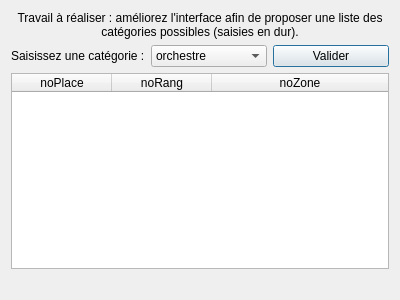
Old version of the form Theatre_Project/gui/fct_comp_2.ui in the repository ALLian96/Projet2018BD.
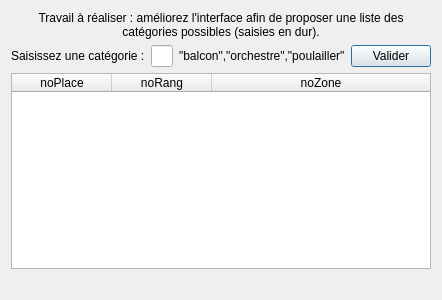
New version of the form.

What changed in the file:
```diff
--- a/Theatre_Project/gui/fct_comp_2.ui
+++ b/Theatre_Project/gui/fct_comp_2.ui
@@ -40,22 +40,13 @@
       </widget>
      </item>
      <item>
-      <widget class="QComboBox" name="comboBox">
-       <item>
-        <property name="text">
-         <string>orchestre</string>
-        </property>
+      <widget class="QLineEdit" name="lineEdit"/>
        </item>
        <item>
+      <widget class="QLabel" name="label_2">
         <property name="text">
-         <string>balcon</string>
-        </property>
-       </item>
-       <item>
-        <property name="text">
-         <string>poulailler</string>
-        </property>
-       </item>
+        <string>&quot;balcon&quot;,&quot;orchestre&quot;,&quot;poulailler&quot;</string>
+       </property>
       </widget>
      </item>
      <item>
```
Lines whose indentation alone changed are shown as unchanged.
